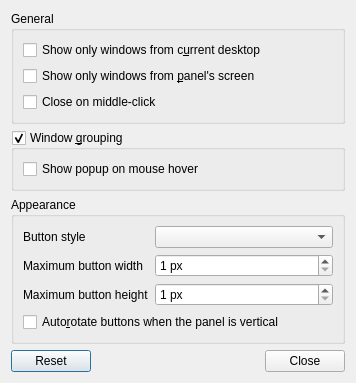
Before: the Qt Designer form plugin-taskbar/lxqttaskbarconfiguration.ui in lxqt/lxqt-panel, drawn with Qt 5.
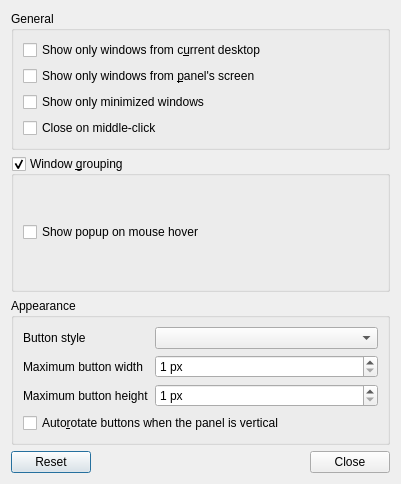
After: the same form once the commit is applied.

Commit message: plugin-taskbar: show only minimized windows

The edit to the form file:
```diff
--- a/plugin-taskbar/lxqttaskbarconfiguration.ui
+++ b/plugin-taskbar/lxqttaskbarconfiguration.ui
@@ -6,8 +6,8 @@
    <rect>
     <x>0</x>
     <y>0</y>
-    <width>356</width>
-    <height>370</height>
+    <width>401</width>
+    <height>484</height>
    </rect>
   </property>
   <property name="windowTitle">
@@ -34,6 +34,13 @@
         </property>
        </widget>
       </item>
+      <item>
+       <widget class="QCheckBox" name="limitByMinimizedCB">
+        <property name="text">
+         <string>Show only minimized windows</string>
+        </property>
+       </widget>
+      </item>
       <item>
        <widget class="QCheckBox" name="middleClickCB">
         <property name="text">
```
The commit also changes 6 other files.
